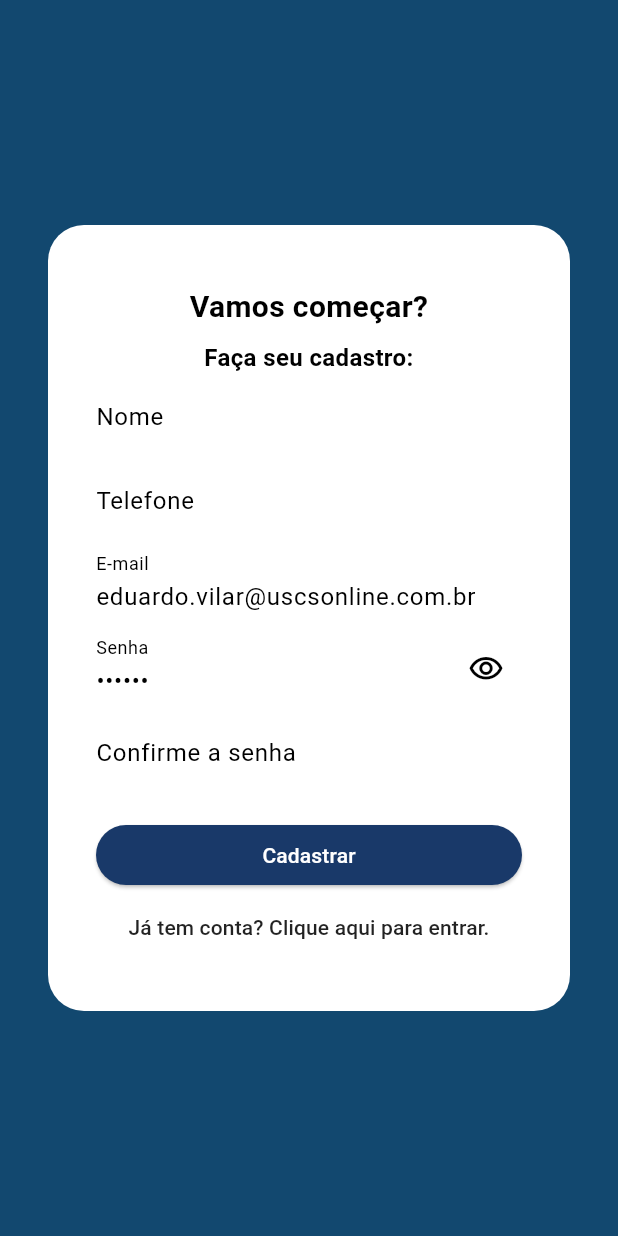
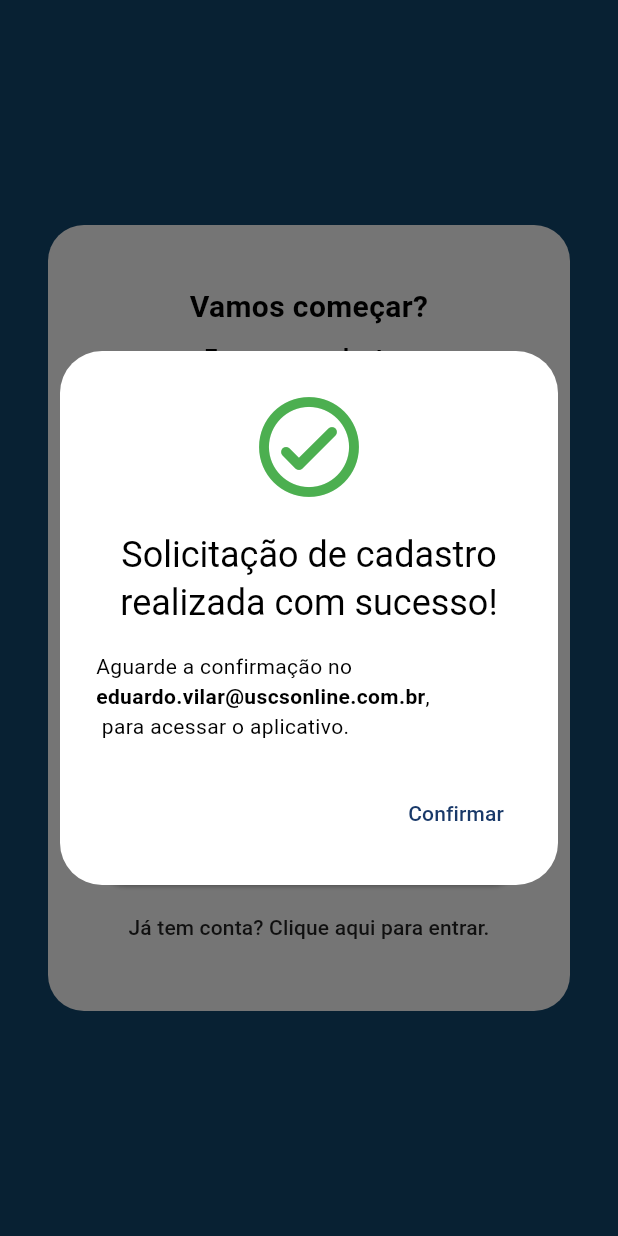
Before and after one commit to vilar95/mobile-sigma, a Flutter app: the screen it shows after launch, after a tap on "Não tem conta? Clique aqui para cadastra", after a tap on "Cadastrar", on a phone screen of 412 x 824 dp. Run offline on Flutter 3.47's test engine with Material 3 defaults, Android fonts, the phone set to English and light mode, and no system bars; our stand-ins replace brasil_fields, flutter_multi_formatter, mobx; generated files the repository leaves out were written again.

Commit message:
Altera splash e cria dialog;

```diff
--- a/lib/screens/splash_screen.dart
+++ b/lib/screens/splash_screen.dart
@@ -67,8 +67,8 @@ class _SplashScreenState extends State<SplashScreen> {
         Navigator.of(context).pushReplacement(
           sliderRouteTransition(
             const AuthScreen(),
-            duration: const Duration(milliseconds: 1000),
-            beginPosition: const Offset(1, 0)
+            duration: const Duration(milliseconds: 500),
+            beginPosition: const Offset(0, 0)
           ),
         );
       },
--- /dev/null
+++ b/lib/screens/widgets/show_confirm_register_dialog.dart
@@ -0,0 +1,51 @@
+import 'package:flutter/material.dart';
+import 'package:sigma/_core/theme/sigma_colors.dart';
+
+showConfirmRegisterDialog({
+  required BuildContext context,
+  required String email,
+}) {
+  showDialog(
+    context: context,
+    builder: (context) {
+      return AlertDialog(
+        icon: const Icon(Icons.check_circle_outline_rounded,
+            color: Colors.green, size: 80),
+        title: const Text(
+          'Solicitação de cadastro realizada com sucesso!',
+          textAlign: TextAlign.center,
+        ),
+        content: SizedBox(
+          height: 60,
+          child: Column(
+            children: [
+              Text.rich(
+                TextSpan(
+                  children: [
+                    const TextSpan(text: "Aguarde a confirmação no "),
+                    TextSpan(
+                      text: email,
+                      style: const TextStyle(fontWeight: FontWeight.bold),
+                    ),
+                    const TextSpan(text: ", \n para acessar o aplicativo."),
+                  ],
+                ),
+              ),
+            ],
+          ),
+        ),
+        actions: [
+          TextButton(
+            onPressed: () {
+              Navigator.pop(context);
+            },
+            child:  Text(
+              "Confirmar",
+              style: TextStyle(color: SigmaColors.blue[400]),
+            ),
+          )
+        ],
+      );
+    },
+  );
+}
```
